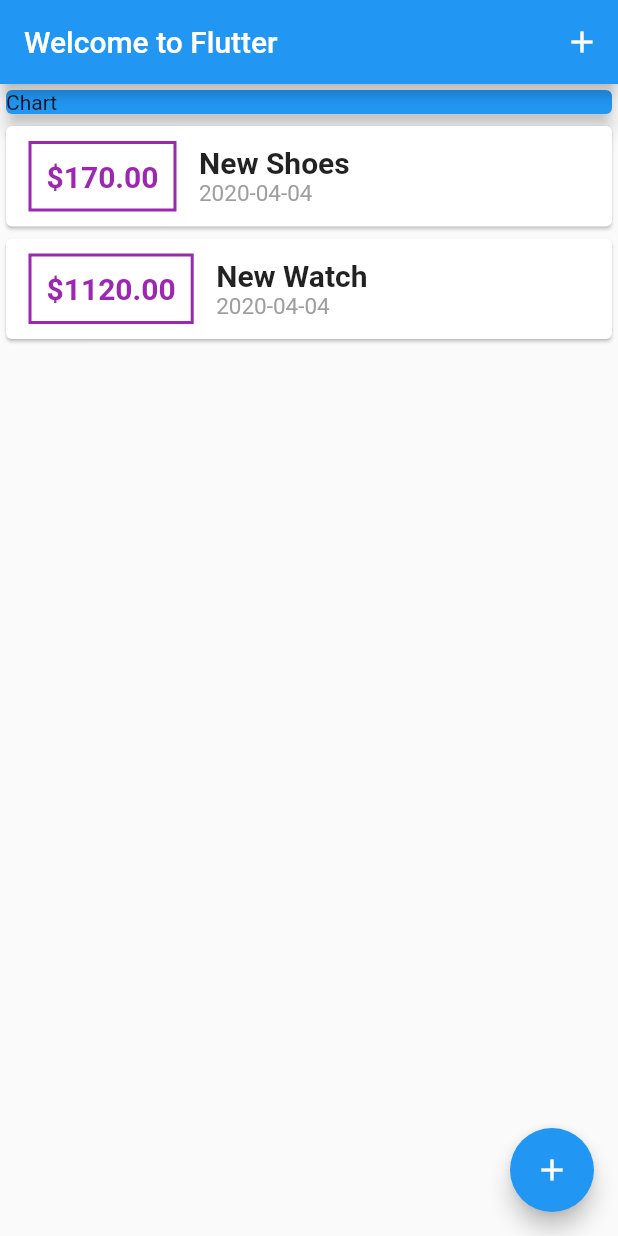
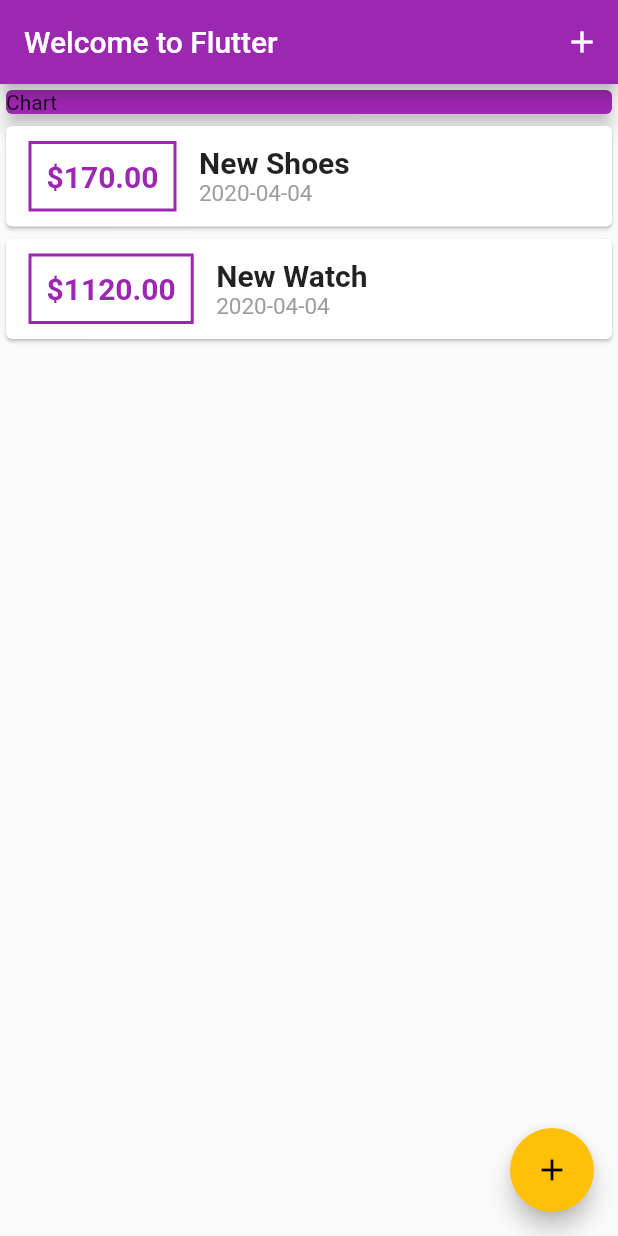
Before and after one commit to swapnilp0x00/expenses-tracker, a Flutter app: the screen it shows after launch, on a phone screen of 412 x 824 dp. Run offline on Flutter 3.47's test engine with Material 2 defaults, Android fonts, the phone set to English and light mode, and no system bars.

```diff
--- a/lib/main.dart
+++ b/lib/main.dart
@@ -17,6 +17,10 @@ class _MyAppState extends State<MyApp> {
   Widget build(BuildContext context) {
     return MaterialApp(
       title: 'Welcome to Flutter',
+      theme: ThemeData(
+        primarySwatch: Colors.purple,
+        accentColor: Colors.amber,
+      ),
       home: Home(),
     );
   }
@@ -84,7 +88,7 @@ class _HomeState extends State<Home> {
             Container(
               width: double.infinity,
               child: Card(
-                color: Colors.blue,
+                color: Theme.of(context).primaryColor,
                 child: Text('Chart'),
                 // color: Colors.red,
                 elevation: 5,
--- a/lib/widgets/transaction_list.dart
+++ b/lib/widgets/transaction_list.dart
@@ -22,14 +22,18 @@ class TransactionList extends StatelessWidget {
                       horizontal: 15,
                     ),
                     decoration: BoxDecoration(
-                        border: Border.all(color: Colors.purple, width: 2)),
+                        border: Border.all(
+                      color: Theme.of(context).primaryColor,
+                      width: 2,
+                    )),
                     padding: EdgeInsets.all(10),
                     child: Text(
                       '\$${transactions[index].amount.toStringAsFixed(2)}',
                       style: TextStyle(
-                          fontWeight: FontWeight.bold,
-                          fontSize: 20,
-                          color: Colors.purple),
+                        fontWeight: FontWeight.bold,
+                        fontSize: 20,
+                        color: Theme.of(context).primaryColor,
+                      ),
                     ),
                   ),
                   Column(
```
Also changed, not shown: assets/fonts/OpenSans-Bold.ttf (added), assets/fonts/OpenSans-Regular.ttf (added), assets/fonts/Quicksand-Bold.ttf (added), assets/fonts/Quicksand-Light.ttf (added), assets/fonts/Quicksand-Medium.ttf (added), assets/fonts/Quicksand-Regular.ttf (added), assets/images/waiting.png (added).
